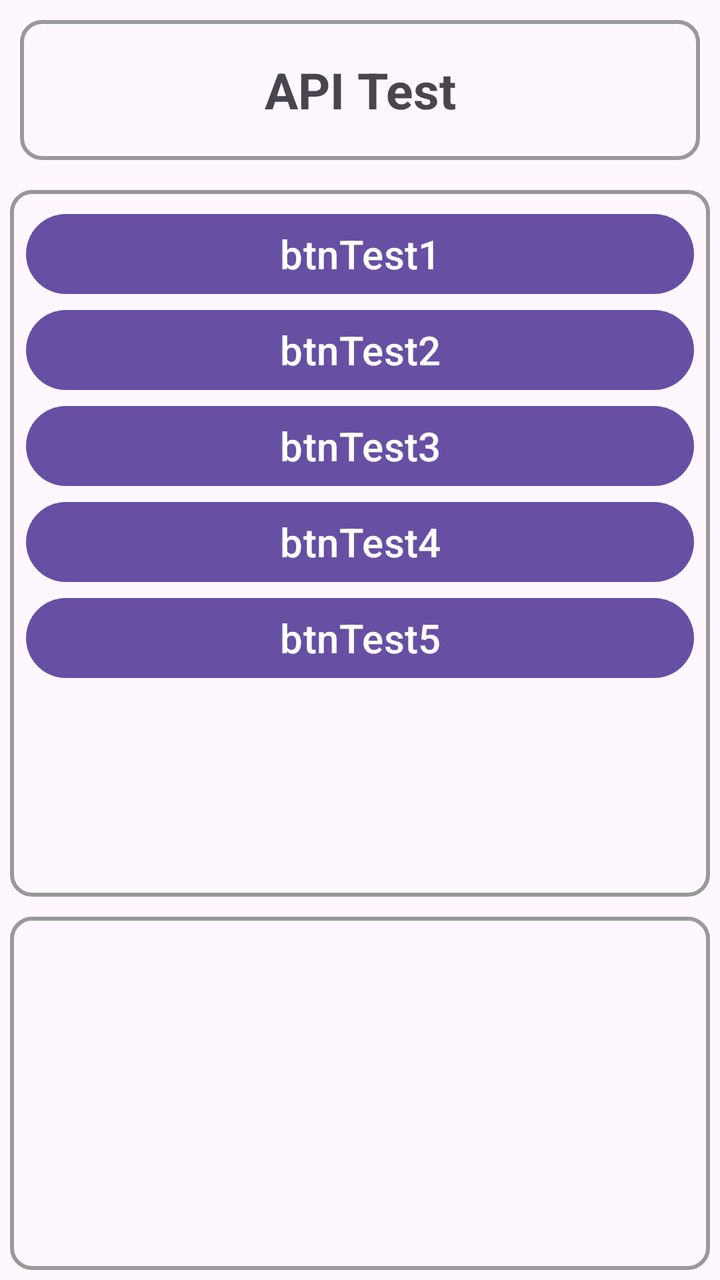
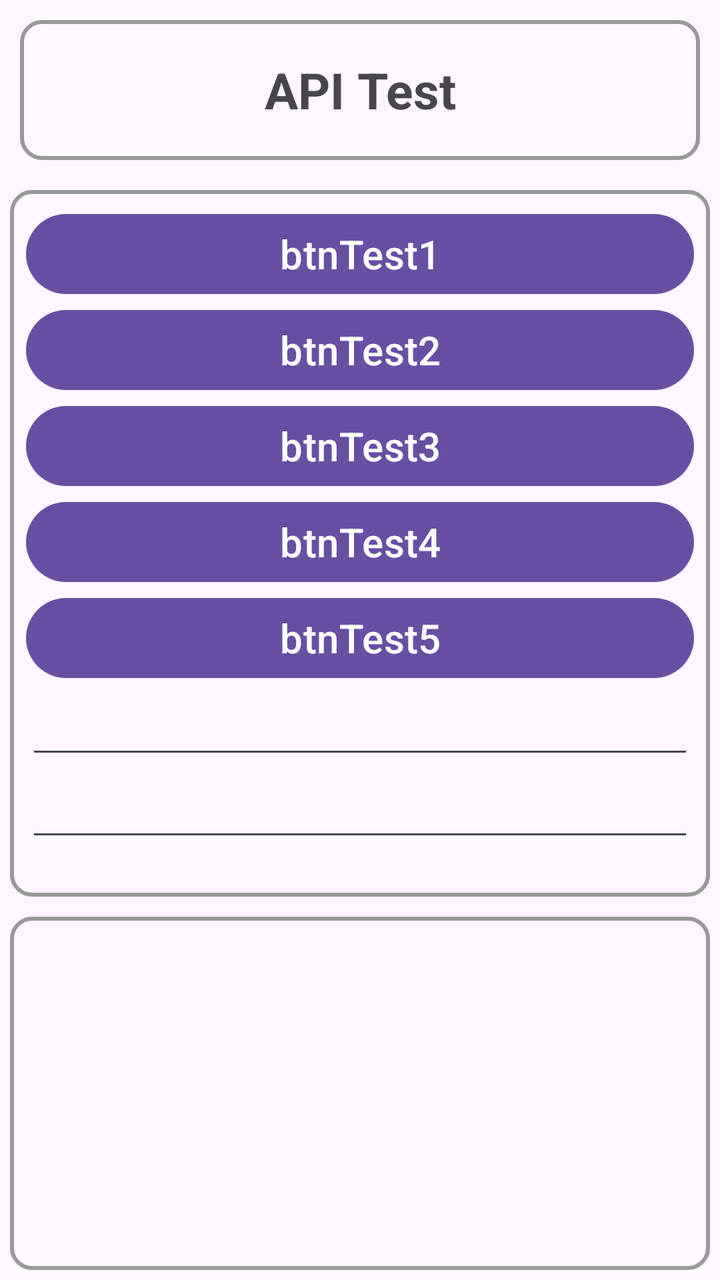

An Android layout rendered at two revisions. The XML below is the earlier revision; the diff shows what the commit changed to produce the second picture.
<!-- AndroidManifest.xml: application theme Theme.POSGeneralSDKDemo -->
<!-- res/layout/activity_api_test.xml -->
<?xml version="1.0" encoding="utf-8"?>
<LinearLayout xmlns:android="http://schemas.android.com/apk/res/android"
    xmlns:app="http://schemas.android.com/apk/res-auto"
    xmlns:tools="http://schemas.android.com/tools"
    android:id="@+id/main"
    android:layout_width="match_parent"
    android:layout_height="match_parent"
    android:orientation="vertical">


    <TextView
        android:id="@+id/tvPrinterTitle"
        android:layout_width="match_parent"
        android:layout_height="70dp"
        android:textSize="25dp"
        android:text="API Test"
        android:gravity="center"
        android:textStyle="bold"
        android:layout_margin="10sp"
        android:background="@drawable/border"
        android:visibility="visible"/>



    <ScrollView
        android:layout_width="match_parent"
        android:layout_height="0dp"
        android:layout_weight="2"
        android:layout_margin="5dp"

        android:background="@drawable/border">

        <LinearLayout
            android:layout_width="match_parent"
            android:layout_height="wrap_content"
            android:layout_margin="5dp"
            android:orientation="vertical">

            <Button
                android:id="@+id/btnTest1"
                android:layout_width="match_parent"
                android:layout_height="wrap_content"
                android:text="btnTest1"
                android:textSize="20sp"/>

            <Button
                android:id="@+id/btnTest2"
                android:layout_width="match_parent"
                android:layout_height="wrap_content"
                android:text="btnTest2"
                android:textSize="20sp"/>

            <Button
                android:id="@+id/btnTest3"
                android:layout_width="match_parent"
                android:layout_height="wrap_content"
                android:text="btnTest3"
                android:textSize="20sp"/>

            <Button
                android:id="@+id/btnTest4"
                android:layout_width="match_parent"
                android:layout_height="wrap_content"
                android:text="btnTest4"
                android:textSize="20sp"/>

            <Button
                android:id="@+id/btnTest5"
                android:layout_width="match_parent"
                android:layout_height="wrap_content"
                android:text="btnTest5"
                android:textSize="20sp"/>


            <ImageView
                android:id="@+id/ivTest"
                android:layout_width="wrap_content"
                android:layout_height="wrap_content"/>

        </LinearLayout>

    </ScrollView>

    <ScrollView
        android:layout_width="match_parent"
        android:layout_height="0dp"
        android:layout_weight="1"
        android:background="@drawable/border"
        android:layout_margin="5dp"
        android:padding="10dp">


        <TextView
            android:id="@+id/tvResult"
            android:layout_width="match_parent"
            android:layout_height="wrap_content"
            android:textSize="17sp"/>

    </ScrollView>


</LinearLayout>
<!-- resources referenced by this layout -->
<resources>
  <!-- drawable border (drawable) -->
  <?xml version="1.0" encoding="utf-8"?>
  <shape xmlns:android="http://schemas.android.com/apk/res/android">
  
      <stroke android:width="2dp" android:color="#999999"/>
      <padding android:bottom="3dp" android:left="3dp" android:right="3dp" android:top="3dp"/>
      <corners android:radius="10dp"/>
  
  </shape>
  <style name="Theme.POSGeneralSDKDemo" parent="Base.Theme.POSGeneralSDKDemo" />
  <style name="Base.Theme.POSGeneralSDKDemo" parent="Theme.Material3.DayNight.NoActionBar">
          
          
      </style>
</resources>

<!-- the commit's change to res/layout/activity_api_test.xml (unified diff, before → after) -->
@@ -71,10 +71,15 @@
                 android:text="btnTest5"
                 android:textSize="20sp"/>
 
+            <EditText
+                android:id="@+id/etTest1"
+                android:layout_width="match_parent"
+                android:layout_height="wrap_content"
+                />
 
-            <ImageView
-                android:id="@+id/ivTest"
-                android:layout_width="wrap_content"
+            <EditText
+                android:id="@+id/etTest2"
+                android:layout_width="match_parent"
                 android:layout_height="wrap_content"/>
 
         </LinearLayout>
